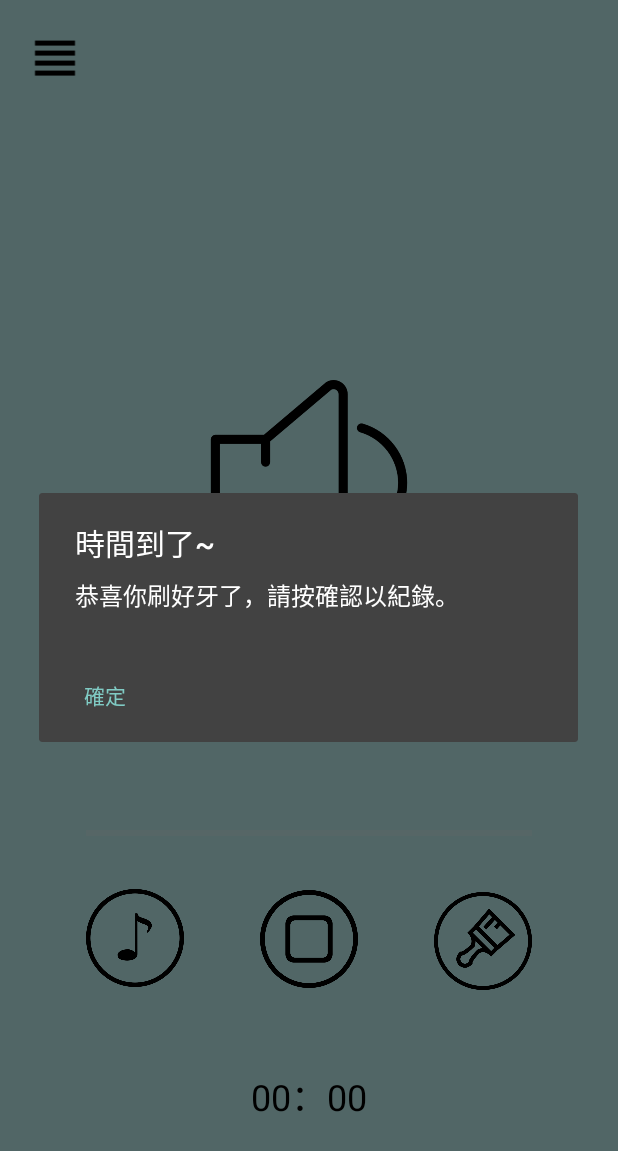
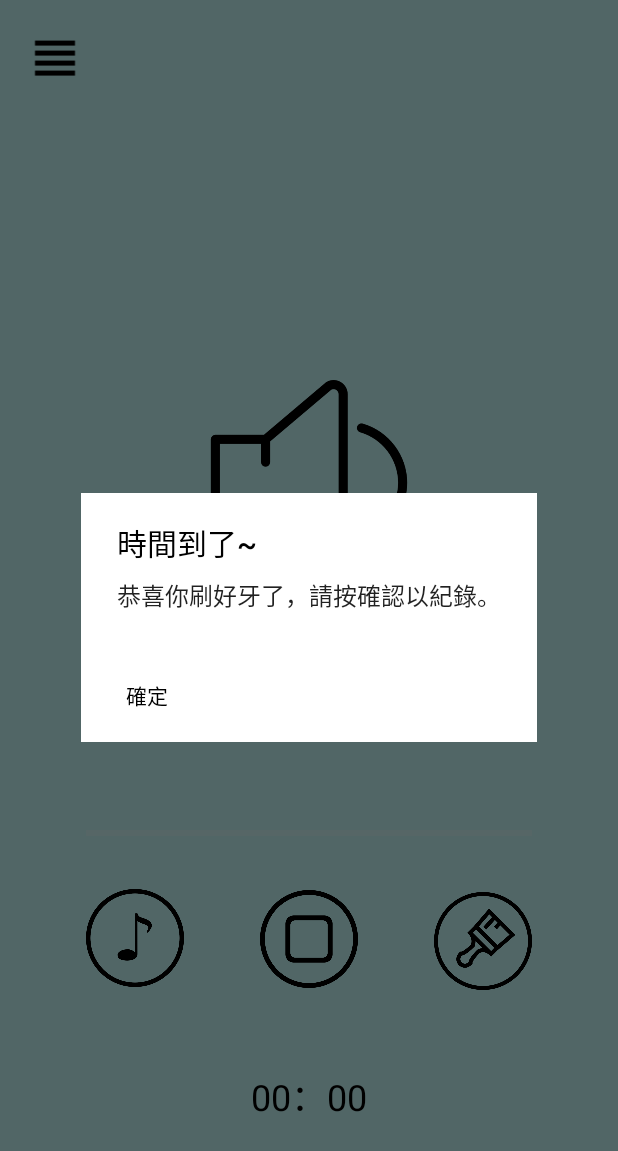
Before and after one commit to pig98520/BrushGO, an Android app: the screen it shows after launch once a user with an empty profile is signed in (Home_Activity), after a tap on an icon or button, on a phone screen of 412 x 824 dp. Shown: the top 1151 px of the screen. Run offline under Robolectric (Android 15) with nearby library versions, the phone set to English and light mode, and no system bars; our stand-ins replace Firebase (no records; nobody signed in at launch, a user with empty details on screens opened directly); libraries missing offline, so code that uses them is left out: com.firebase.client; 8 statements that could not run were skipped.

Commit message:
2017/06/18

```diff
--- a/app/src/main/java/com/example/brush/brushgo/Home_Activity.java
+++ b/app/src/main/java/com/example/brush/brushgo/Home_Activity.java
@@ -313,7 +313,7 @@ public class Home_Activity extends AppCompatActivity implements NavigationView.O
     }
 
     private void finishDialog() {
-        AlertDialog.Builder finishDialog=new AlertDialog.Builder(this);
+        AlertDialog.Builder finishDialog=new AlertDialog.Builder(this,R.style.DialogCustom);
         finishDialog.setTitle("時間到了~");
         finishDialog.setMessage("恭喜你刷好牙了，請按確認以紀錄。");
         DialogInterface.OnClickListener confirmClick =new DialogInterface.OnClickListener(){
```
